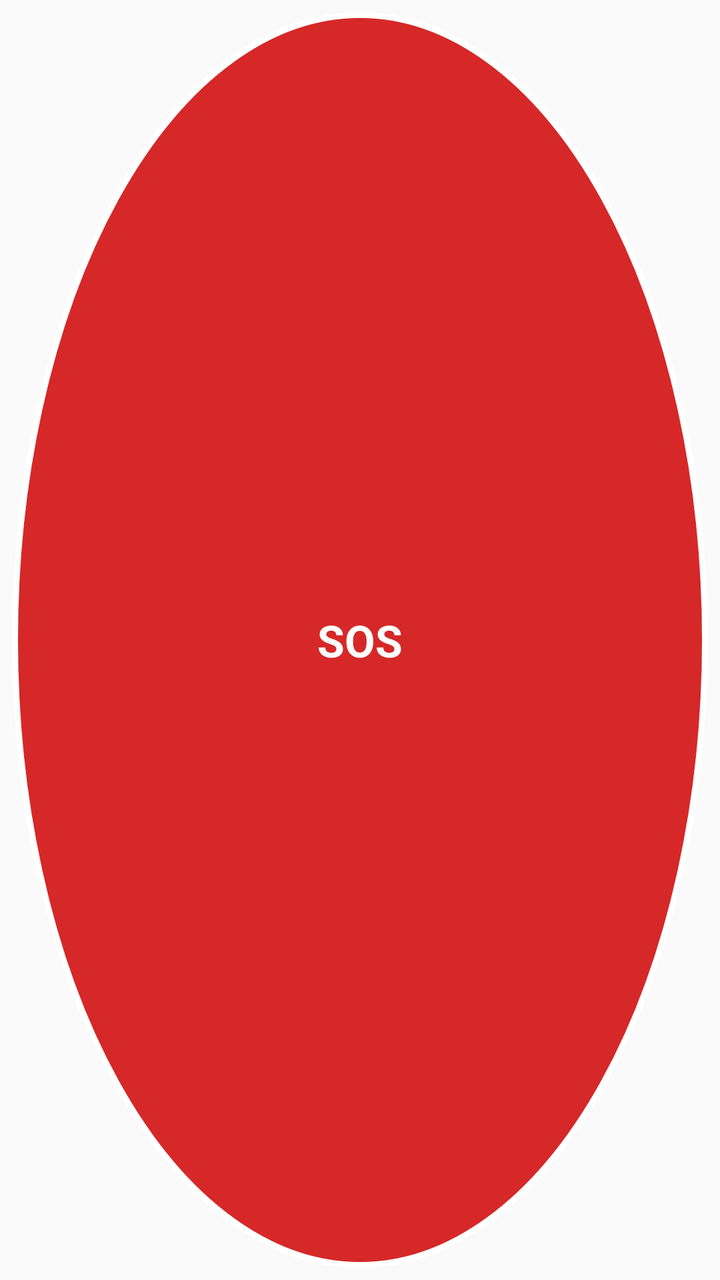
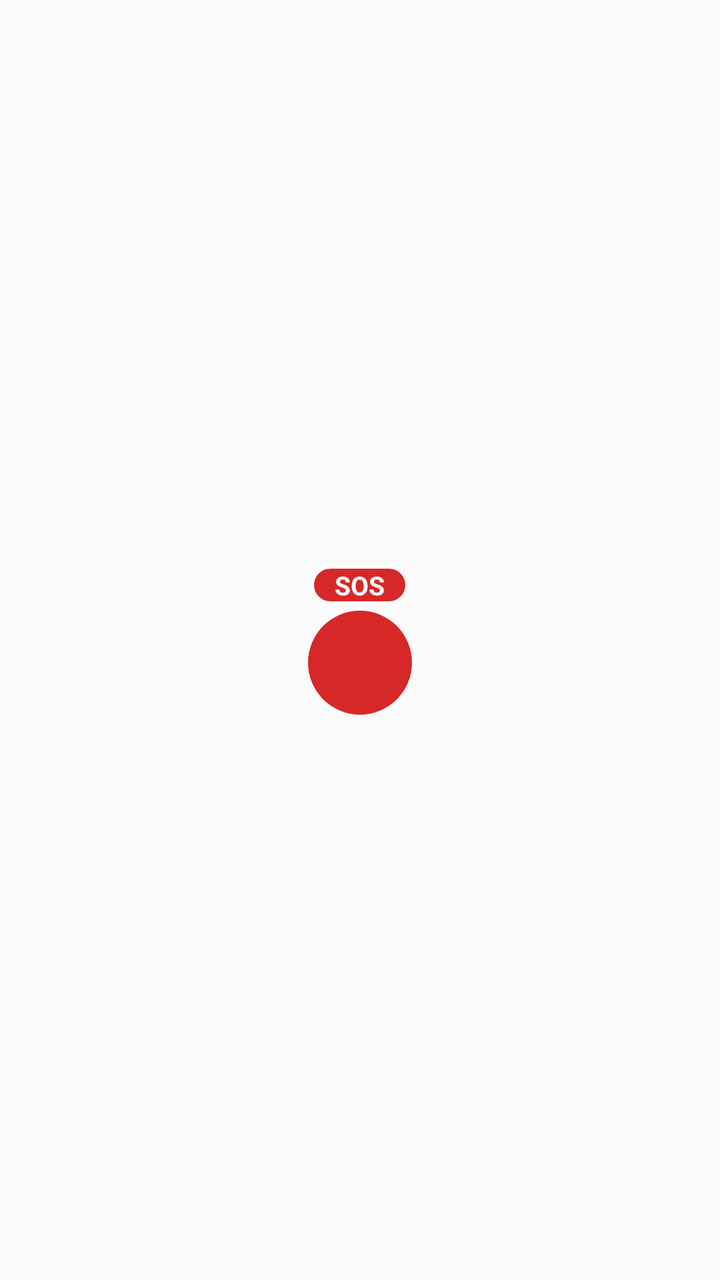

Screens rendered from an Android XML layout before and after an edit, with the pre-edit source and the edit as a unified diff.
<!-- AndroidManifest.xml: application theme AppTheme -->
<!-- res/layout/widget_sos.xml -->
<?xml version="1.0" encoding="utf-8"?>
<FrameLayout xmlns:android="http://schemas.android.com/apk/res/android"
    android:layout_width="match_parent"
    android:layout_height="match_parent"
    android:padding="6dp">

    <TextView
        android:id="@+id/widget_sos_button"
        android:layout_width="match_parent"
        android:layout_height="match_parent"
        android:background="@drawable/widget_sos_bg"
        android:contentDescription="@string/widget_sos_description"
        android:gravity="center"
        android:text="SOS"
        android:textColor="#FFFFFF"
        android:textSize="22sp"
        android:textStyle="bold" />
</FrameLayout>
<!-- resources referenced by this layout -->
<resources>
  <!-- drawable widget_sos_bg (drawable) -->
  <?xml version="1.0" encoding="utf-8"?>
  <shape xmlns:android="http://schemas.android.com/apk/res/android" android:shape="oval">
      <solid android:color="#D62828" />
      <stroke android:width="3dp" android:color="#FFFFFF" />
  </shape>
  <string name="widget_sos_description">Botón SOS: abre SISMO para activar una alerta</string>
  <style name="AppTheme" parent="Theme.AppCompat.Light.DarkActionBar">
          
          <item name="colorPrimary">@color/colorPrimary</item>
          <item name="colorPrimaryDark">@color/colorPrimaryDark</item>
          <item name="colorAccent">@color/colorAccent</item>
      </style>
</resources>

<!-- the commit's change to res/layout/widget_sos.xml (unified diff, before → after) -->
@@ -1,18 +1,34 @@
 <?xml version="1.0" encoding="utf-8"?>
-<FrameLayout xmlns:android="http://schemas.android.com/apk/res/android"
+<LinearLayout xmlns:android="http://schemas.android.com/apk/res/android"
+    android:id="@+id/widget_sos_button"
     android:layout_width="match_parent"
     android:layout_height="match_parent"
-    android:padding="6dp">
+    android:contentDescription="@string/widget_sos_description"
+    android:gravity="center"
+    android:orientation="vertical"
+    android:padding="2dp">
 
     <TextView
-        android:id="@+id/widget_sos_button"
-        android:layout_width="match_parent"
-        android:layout_height="match_parent"
-        android:background="@drawable/widget_sos_bg"
-        android:contentDescription="@string/widget_sos_description"
-        android:gravity="center"
+        android:layout_width="wrap_content"
+        android:layout_height="wrap_content"
+        android:background="@drawable/widget_sos_badge"
+        android:importantForAccessibility="no"
+        android:paddingStart="12dp"
+        android:paddingTop="1dp"
+        android:paddingEnd="12dp"
+        android:paddingBottom="1dp"
         android:text="SOS"
         android:textColor="#FFFFFF"
-        android:textSize="22sp"
+        android:textSize="13sp"
         android:textStyle="bold" />
-</FrameLayout>
+
+    <ImageView
+        android:layout_width="52dp"
+        android:layout_height="52dp"
+        android:layout_marginTop="3dp"
+        android:background="@drawable/widget_sos_ring"
+        android:importantForAccessibility="no"
+        android:padding="3dp"
+        android:scaleType="fitCenter"
+        android:src="@mipmap/ic_launcher_round" />
+</LinearLayout>
<!-- resource entries referenced after the edit -->
@@ -1,11 +1,27 @@
 <!-- resources referenced by this layout -->
 <resources>
-  <!-- drawable widget_sos_bg (drawable) -->
+  <!-- drawable widget_sos_badge (drawable) -->
+  <?xml version="1.0" encoding="utf-8"?>
+  <shape xmlns:android="http://schemas.android.com/apk/res/android" android:shape="rectangle">
+      <solid android:color="#D62828" />
+      <stroke android:width="1.5dp" android:color="#FFFFFF" />
+      <corners android:radius="999dp" />
+  </shape>
+  <!-- drawable widget_sos_ring (drawable) -->
   <?xml version="1.0" encoding="utf-8"?>
   <shape xmlns:android="http://schemas.android.com/apk/res/android" android:shape="oval">
       <solid android:color="#D62828" />
-      <stroke android:width="3dp" android:color="#FFFFFF" />
   </shape>
+  <!-- mipmap ic_launcher_round (mipmap-anydpi-v26) -->
+  <?xml version="1.0" encoding="utf-8"?>
+  <adaptive-icon xmlns:android="http://schemas.android.com/apk/res/android">
+      <background>
+          <inset android:drawable="@mipmap/ic_launcher_background" android:inset="16.7%" />
+      </background>
+      <foreground>
+          <inset android:drawable="@mipmap/ic_launcher_foreground" android:inset="16.7%" />
+      </foreground>
+  </adaptive-icon>
   <string name="widget_sos_description">Botón SOS: abre SISMO para activar una alerta</string>
   <style name="AppTheme" parent="Theme.AppCompat.Light.DarkActionBar">
           
